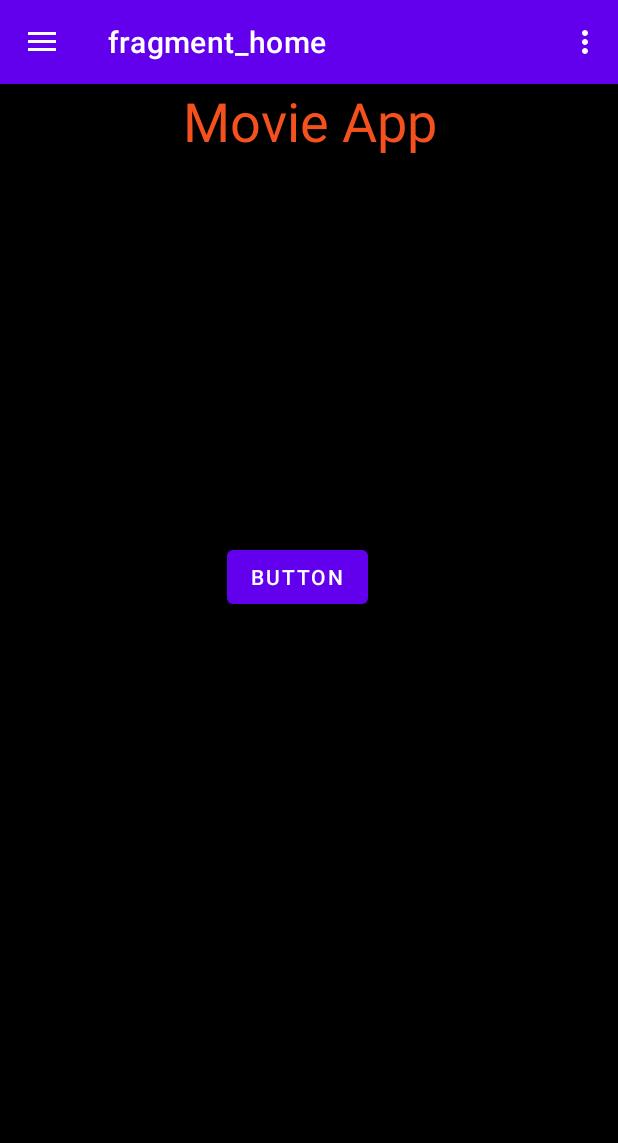
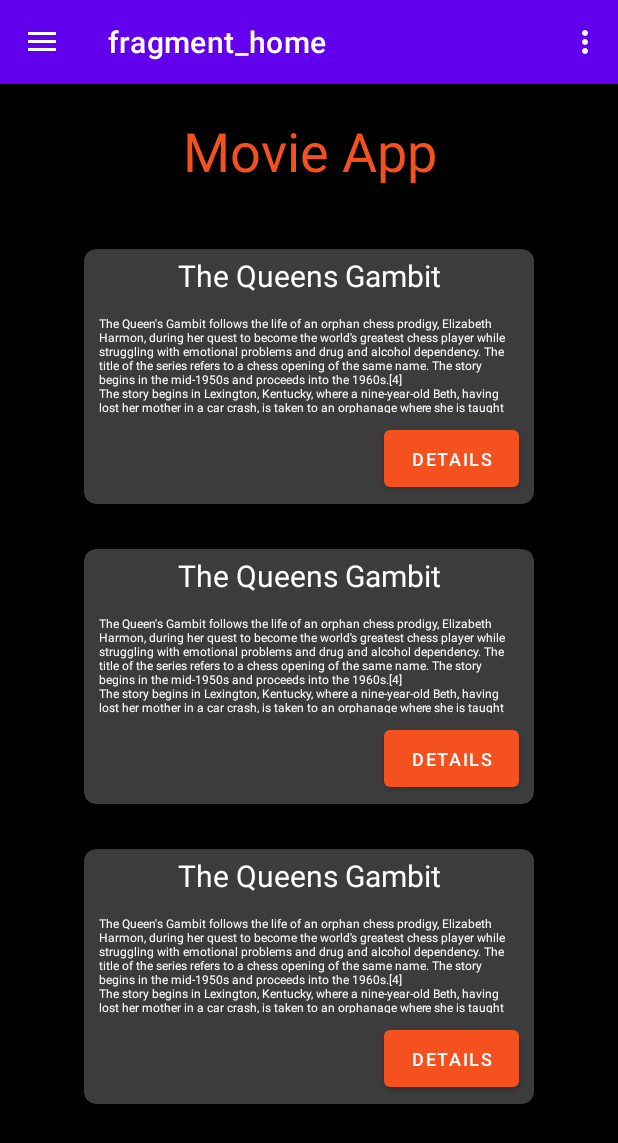
Before and after one commit to balji1/movie-app-mad, an Android app: the screen it shows after launch (MainActivity), on a phone screen of 412 x 824 dp. Shown: the top 1143 px of the screen. Run offline under Robolectric (Android 15) with nearby library versions, the light colour scheme and no system bars; our stand-ins replace data binding, navigation-ui.

Commit message:
Finished card styling

```diff
--- a/app/src/main/java/com/example/movieapp/HomeAdapter.kt
+++ b/app/src/main/java/com/example/movieapp/adapters/HomeAdapter.kt
@@ -1,10 +1,13 @@
-package com.example.movieapp
+package com.example.movieapp.adapters
 
 import android.view.LayoutInflater
 import android.view.View
 import android.view.ViewGroup
 import androidx.navigation.findNavController
 import androidx.recyclerview.widget.RecyclerView
+import com.example.movieapp.Movie
+import com.example.movieapp.R
+import com.example.movieapp.fragments.HomeFragmentDirections
 
 class HomeAdapter : RecyclerView.Adapter<HomeItemViewHolder>() {
 
@@ -27,7 +30,9 @@ class HomeAdapter : RecyclerView.Adapter<HomeItemViewHolder>() {
     override fun onBindViewHolder(holder: HomeItemViewHolder, position: Int) {
         val item = data[position]
         holder.movieTitle.text = item.title
-        holder.seeDetailsBtn.setOnClickListener { v: View -> v.findNavController().navigate(HomeFragmentDirections.actionHomeFragmentToDetailFragment(item)) } //navigates too
+        holder.movieDescription.text = item.description
+        holder.seeDetailsBtn.setOnClickListener { v: View -> v.findNavController().navigate(
+            HomeFragmentDirections.actionHomeFragmentToDetailFragment(item)) } //navigates too
     }
 
 }
--- a/app/src/main/java/com/example/movieapp/HomeItemViewHolder.kt
+++ b/app/src/main/java/com/example/movieapp/adapters/HomeItemViewHolder.kt
@@ -1,12 +1,14 @@
-package com.example.movieapp
+package com.example.movieapp.adapters
 
 import android.view.View
 import android.widget.Button
 import android.widget.TextView
 import androidx.recyclerview.widget.RecyclerView
+import com.example.movieapp.R
 
 class HomeItemViewHolder(itemView: View):RecyclerView.ViewHolder(itemView) {
     val movieTitle: TextView = itemView.findViewById(R.id.card_item_title)
+    val movieDescription: TextView = itemView.findViewById(R.id.card_item_story)
     val seeDetailsBtn: Button = itemView.findViewById(R.id.card_item_seeDetails)
     //actor
     //descrpt
--- a/app/src/main/java/com/example/movieapp/DetailFragment.kt
+++ b/app/src/main/java/com/example/movieapp/fragments/DetailFragment.kt
@@ -1,4 +1,4 @@
-package com.example.movieapp
+package com.example.movieapp.fragments
 
 import android.os.Bundle
 import android.view.LayoutInflater
@@ -6,6 +6,7 @@ import android.view.View
 import android.view.ViewGroup
 import androidx.databinding.DataBindingUtil
 import androidx.fragment.app.Fragment
+import com.example.movieapp.R
 import com.example.movieapp.databinding.FragmentDetailBinding
 
 // TODO: Rename parameter arguments, choose names that match
--- a/app/src/main/java/com/example/movieapp/HomeFragment.kt
+++ b/app/src/main/java/com/example/movieapp/fragments/HomeFragment.kt
@@ -1,4 +1,4 @@
-package com.example.movieapp
+package com.example.movieapp.fragments
 
 import android.os.Bundle
 import android.view.*
@@ -6,6 +6,9 @@ import androidx.databinding.DataBindingUtil
 import androidx.fragment.app.Fragment
 import androidx.navigation.findNavController
 import androidx.navigation.ui.NavigationUI
+import com.example.movieapp.Movie
+import com.example.movieapp.R
+import com.example.movieapp.adapters.HomeAdapter
 import com.example.movieapp.databinding.FragmentHomeBinding
 
 // TODO: Rename parameter arguments, choose names that match
@@ -37,7 +40,6 @@ class HomeFragment : Fragment() {
         adapter.data = listOf(
             initMovie(),
             initMovie(),
-            initMovie(),
             initMovie()
         )
         setHasOptionsMenu(true) //shows options menu
@@ -51,8 +53,8 @@ class HomeFragment : Fragment() {
             "Drama, Sport",
             "Anya Taylor-Joy, Chloe Pirrie",
             "Scott Frank, Alan Scott",
-            "The Queen\\'s Gambit follows the life of an orphan chess prodigy, Elizabeth Harmon, during her quest to become the world\\'s greatest chess player while struggling with emotional problems and drug and alcohol dependency. The title of the series refers to a chess opening of the same name. The story begins in the mid-1950s and proceeds into the 1960s.[4]\n" +
-                    "The story begins in Lexington, Kentucky, where a nine-year-old Beth, having lost her mother in a car crash, is taken to an orphanage where she is taught chess by the building\\'s custodian, " +
+            "The Queen's Gambit follows the life of an orphan chess prodigy, Elizabeth Harmon, during her quest to become the world's greatest chess player while struggling with emotional problems and drug and alcohol dependency. The title of the series refers to a chess opening of the same name. The story begins in the mid-1950s and proceeds into the 1960s.[4]\n" +
+                    "The story begins in Lexington, Kentucky, where a nine-year-old Beth, having lost her mother in a car crash, is taken to an orphanage where she is taught chess by the building's custodian, " +
                     "Mr. Shaibel. As was common during the 1950s, the orphanage dispenses daily tranquilizer pills to the girls,[5][6] which turns into an addiction for Beth. " +
                     "She quickly becomes a strong chess player due to her visualization skills, which are enhanced by the tranquilizers. A few years later, " +
                     "Beth is adopted by Alma Wheatley and her husband from Lexington. As she adjusts to her new home, " +
--- a/app/src/main/java/com/example/movieapp/WatchlistFragment.kt
+++ b/app/src/main/java/com/example/movieapp/fragments/WatchlistFragment.kt
@@ -1,10 +1,11 @@
-package com.example.movieapp
+package com.example.movieapp.fragments
 
 import android.os.Bundle
 import android.view.LayoutInflater
 import android.view.View
 import android.view.ViewGroup
 import androidx.fragment.app.Fragment
+import com.example.movieapp.R
 
 // TODO: Rename parameter arguments, choose names that match
 // the fragment initialization parameters, e.g. ARG_ITEM_NUMBER
--- a/app/src/main/res/layout/fragment_card_item.xml
+++ b/app/src/main/res/layout/fragment_card_item.xml
@@ -4,34 +4,55 @@
 
     <androidx.constraintlayout.widget.ConstraintLayout
         android:layout_width="match_parent"
-        android:layout_height="match_parent">
+        android:layout_height="200dp">
 
-        <TextView
-            android:id="@+id/card_item_title"
-            android:layout_width="wrap_content"
+        <androidx.cardview.widget.CardView
+            android:layout_width="300dp"
             android:layout_height="wrap_content"
-            android:layout_marginStart="165dp"
-            android:layout_marginLeft="165dp"
-            android:layout_marginTop="65dp"
-            android:layout_marginEnd="188dp"
-            android:layout_marginRight="188dp"
-            android:text="TextView"
+            android:layout_marginTop="10dp"
+            app:cardBackgroundColor="#3C3C3C"
+            app:cardCornerRadius="8dp"
             app:layout_constraintEnd_toEndOf="parent"
             app:layout_constraintStart_toStartOf="parent"
-            app:layout_constraintTop_toTopOf="parent" />
+            app:layout_constraintTop_toTopOf="parent">
 
-        <Button
-            android:id="@+id/card_item_seeDetails"
-            android:layout_width="wrap_content"
-            android:layout_height="wrap_content"
-            android:layout_marginStart="152dp"
-            android:layout_marginLeft="152dp"
-            android:layout_marginTop="50dp"
-            android:layout_marginEnd="167dp"
-            android:layout_marginRight="167dp"
-            android:text="Button"
-            app:layout_constraintEnd_toEndOf="parent"
-            app:layout_constraintStart_toStartOf="parent"
-            app:layout_constraintTop_toBottomOf="@+id/card_item_title" />
+            <LinearLayout
+                android:layout_width="match_parent"
+                android:layout_height="match_parent"
+                android:orientation="vertical">
+
+                <TextView
+                    android:id="@+id/card_item_title"
+                    android:layout_width="match_parent"
+                    android:layout_height="40dp"
+                    android:layout_marginTop="4dp"
+                    android:gravity="center_horizontal"
+                    android:textAlignment="center"
+                    android:textColor="@color/white"
+                    android:textSize="20sp" />
+
+                <TextView
+                    android:id="@+id/card_item_story"
+                    android:layout_width="match_parent"
+                    android:layout_height="65dp"
+                    android:layout_marginLeft="10dp"
+                    android:layout_marginRight="10dp"
+                    android:textSize="8sp"
+                    android:layout_marginBottom="5dp"
+                    android:textColor="@color/white" />
+
+                <Button
+                    android:id="@+id/card_item_seeDetails"
+                    android:layout_width="90dp"
+                    android:layout_height="50dp"
+                    android:layout_marginLeft="200dp"
+                    android:layout_marginBottom="5dp"
+                    android:textColor="@color/white"
+                    android:text="Details"
+                    android:textSize="12dp"
+                    app:backgroundTint="#F4511E" />
+            </LinearLayout>
+
+        </androidx.cardview.widget.CardView>
     </androidx.constraintlayout.widget.ConstraintLayout>
 </layout>
--- a/app/src/main/res/layout/fragment_detail.xml
+++ b/app/src/main/res/layout/fragment_detail.xml
@@ -14,7 +14,7 @@
         android:layout_width="match_parent"
         android:layout_height="match_parent"
         android:background="@color/black"
-        tools:context=".DetailFragment">
+        tools:context=".fragments.DetailFragment">
 
 
         <LinearLayout
--- a/app/src/main/res/layout/fragment_home.xml
+++ b/app/src/main/res/layout/fragment_home.xml
@@ -15,6 +15,7 @@
             android:id="@+id/textView2"
             android:layout_width="match_parent"
             android:layout_height="70dp"
+            android:layout_marginTop="20dp"
             android:gravity="center_horizontal"
             android:text="Movie App"
             android:textAlignment="center"
@@ -28,57 +29,12 @@
             android:id="@+id/movieList"
             android:layout_width="match_parent"
             android:layout_height="0dp"
-            android:layout_marginTop="100dp"
+            android:layout_marginTop="10dp"
+            app:layoutManager="androidx.recyclerview.widget.LinearLayoutManager"
             app:layout_constraintEnd_toEndOf="parent"
             app:layout_constraintStart_toStartOf="parent"
-            app:layout_constraintTop_toBottomOf="@+id/textView2"
-            app:layoutManager="androidx.recyclerview.widget.LinearLayoutManager" />
+            app:layout_constraintTop_toBottomOf="@+id/textView2" />
 
-
-        <!--        <androidx.cardview.widget.CardView-->
-<!--            android:layout_width="300dp"-->
-<!--            android:layout_height="150dp"-->
-<!--            android:layout_marginLeft="30dp"-->
-<!--            android:layout_marginRight="30dp"-->
-<!--            android:layout_marginTop="100dp"-->
-<!--            app:cardBackgroundColor="#3C3C3C"-->
-<!--            app:cardCornerRadius="8dp">-->
-
-<!--            <LinearLayout-->
-<!--                android:layout_width="match_parent"-->
-<!--                android:layout_height="match_parent"-->
-<!--                android:orientation="vertical">-->
-
-<!--                <TextView-->
-<!--                    android:id="@+id/card1_title"-->
-<!--                    android:layout_width="match_parent"-->
-<!--                    android:layout_height="40dp"-->
-<!--                    android:layout_marginTop="2dp"-->
-<!--                    android:gravity="center_horizontal"-->
-<!--                    android:text="@{movie.title}"-->
-<!--                    android:textAlignment="center"-->
-<!--                    android:textColor="@color/white"-->
-<!--                    android:textSize="20sp" />-->
-
-<!--                <TextView-->
-<!--                    android:layout_width="match_parent"-->
-<!--                    android:layout_height="65dp"-->
-<!--                    android:layout_marginLeft="5dp"-->
-<!--                    android:layout_marginRight="5dp"-->
-<!--                    android:text="@{movie.description}"-->
-<!--                    android:textColor="@color/white" />-->
-
-<!--                <Button-->
-<!--                    android:id="@+id/Detail_1"-->
-<!--                    android:layout_width="80dp"-->
-<!--                    android:layout_height="40dp"-->
-<!--                    android:layout_marginLeft="200dp"-->
-<!--                    android:text="Details"-->
-<!--                    android:textSize="10dp"-->
-<!--                    app:backgroundTint="#F4511E" />-->
-<!--            </LinearLayout>-->
-
-<!--        </androidx.cardview.widget.CardView>-->
 
     </androidx.constraintlayout.widget.ConstraintLayout>
 </layout>
--- a/app/src/main/res/navigation/main_nav.xml
+++ b/app/src/main/res/navigation/main_nav.xml
@@ -7,7 +7,7 @@
 
     <fragment
         android:id="@+id/homeFragment"
-        android:name="com.example.movieapp.HomeFragment"
+        android:name="com.example.movieapp.fragments.HomeFragment"
         android:label="fragment_home"
         tools:layout="@layout/fragment_home">
         <action
@@ -16,7 +16,7 @@
     </fragment>
     <fragment
         android:id="@+id/detailFragment"
-        android:name="com.example.movieapp.DetailFragment"
+        android:name="com.example.movieapp.fragments.DetailFragment"
         android:label="fragment_detail"
         tools:layout="@layout/fragment_detail">
         <argument
@@ -25,7 +25,7 @@
     </fragment>
     <fragment
         android:id="@+id/watchlistFragment"
-        android:name="com.example.movieapp.WatchlistFragment"
+        android:name="com.example.movieapp.fragments.WatchlistFragment"
         android:label="fragment_watchlist"
         tools:layout="@layout/fragment_watchlist" />
 </navigation>
```
Also changed, not shown: app/src/main/java/com/example/movieapp/card_item.kt (deleted, +0 -59 lines), app/src/main/res/layout/fragment_watchlist.xml (+9 -4 lines).
